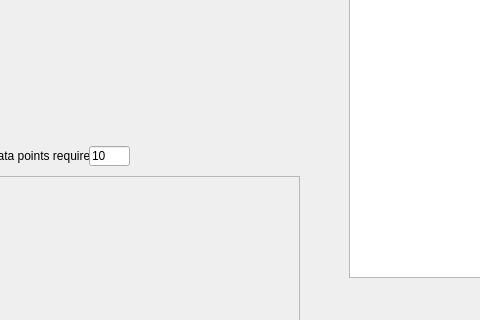
First picture: the form in widgets/Run_analyse_base.ui, repository axelande/geodatafarm3, before the edit; both pictures show x 281 to 761 and y 324 to 644 of the 1272 by 748 pixel window.
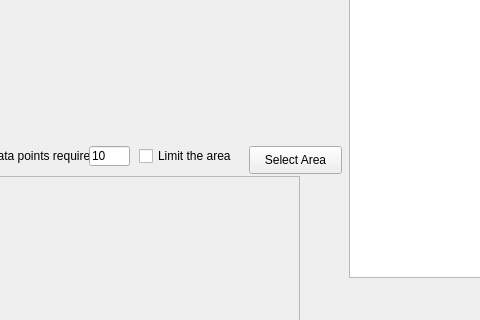
Second picture: the form after the edit.

Commit message: Added the possiblity to create a serach area in the field in which the analyse is done.

```diff
--- a/widgets/Run_analyse_base.ui
+++ b/widgets/Run_analyse_base.ui
@@ -156,6 +156,32 @@
     </rect>
    </property>
   </widget>
+  <widget class="QCheckBox" name="CBLimitArea">
+   <property name="geometry">
+    <rect>
+     <x>420</x>
+     <y>470</y>
+     <width>111</width>
+     <height>20</height>
+    </rect>
+   </property>
+   <property name="text">
+    <string>Limit the area</string>
+   </property>
+  </widget>
+  <widget class="QPushButton" name="PBSelectArea">
+   <property name="geometry">
+    <rect>
+     <x>530</x>
+     <y>470</y>
+     <width>93</width>
+     <height>28</height>
+    </rect>
+   </property>
+   <property name="text">
+    <string>Select Area</string>
+   </property>
+  </widget>
  </widget>
  <resources/>
  <connections/>
```
The commit also changes 1 other file.
